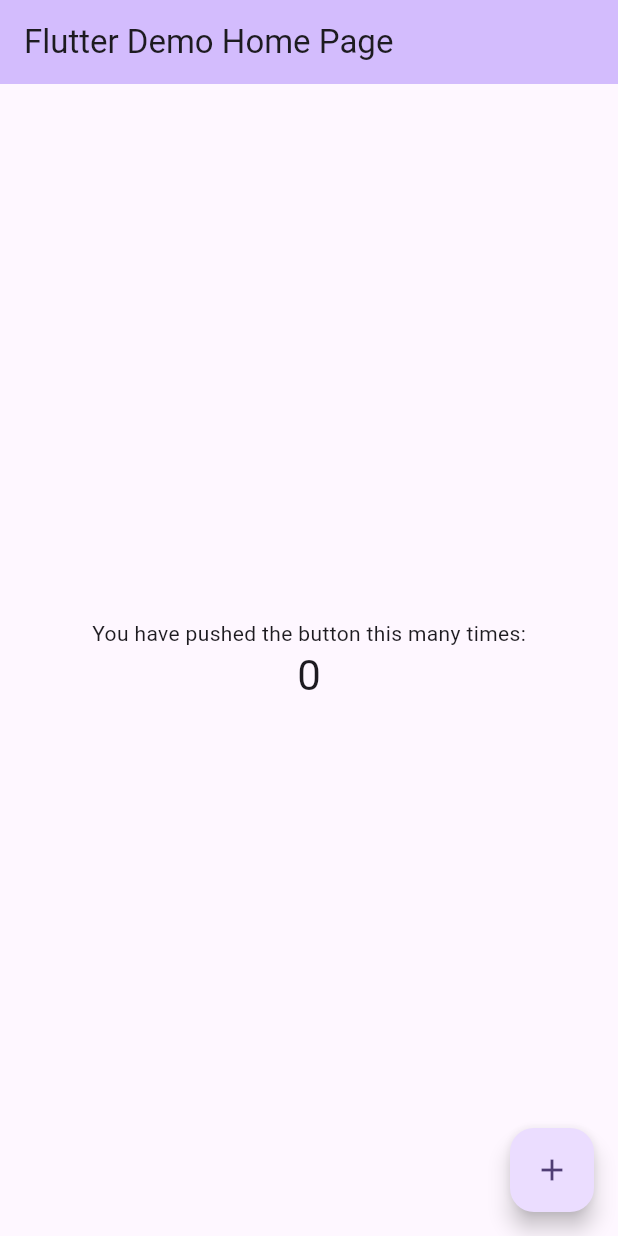
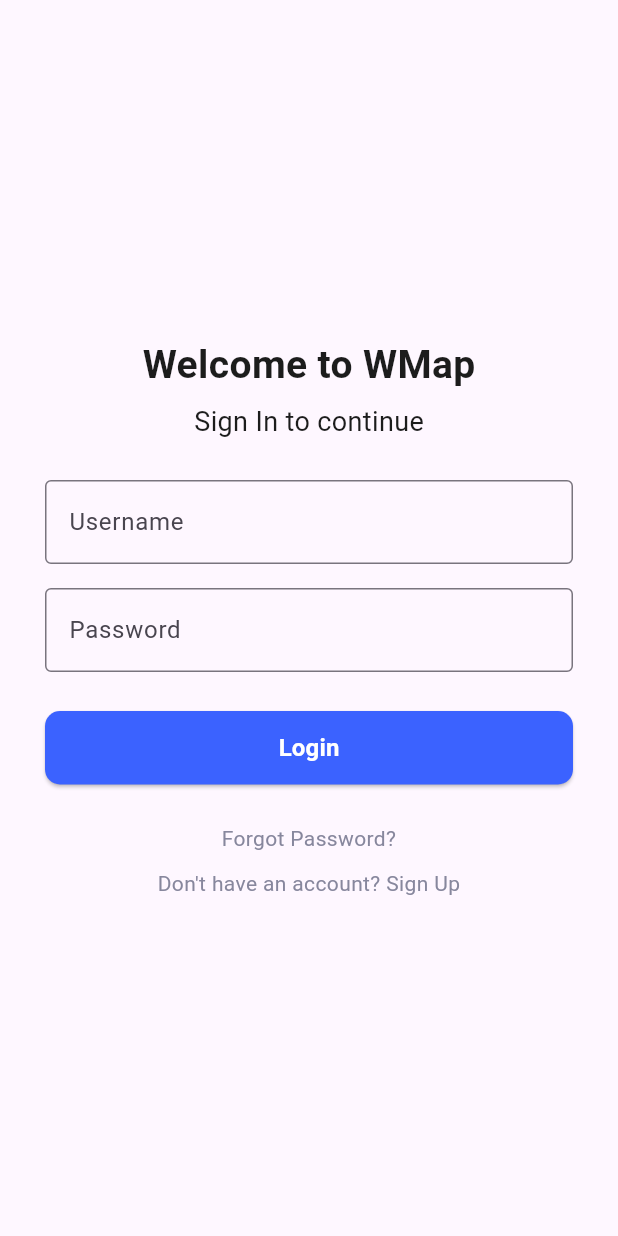
Before and after one commit to SchweizerDiem/WMap, a Flutter app: the screen it shows after launch, on a phone screen of 412 x 824 dp. Run offline on Flutter 3.47's test engine with Material 3 defaults, Android fonts, the phone set to English and light mode, and no system bars; Roboto replaces fonts that are missing (Poppins).

Commit message:
feat(login): Added initial login page

```diff
--- a/app/lib/main.dart
+++ b/app/lib/main.dart
@@ -1,122 +1,136 @@
 import 'package:flutter/material.dart';
 
 void main() {
-  runApp(const MyApp());
+  runApp(MyApp());
 }
 
 class MyApp extends StatelessWidget {
-  const MyApp({super.key});
-
-  // This widget is the root of your application.
   @override
   Widget build(BuildContext context) {
     return MaterialApp(
-      title: 'Flutter Demo',
+      title: 'Login 2025',
       theme: ThemeData(
-        // This is the theme of your application.
-        //
-        // TRY THIS: Try running your application with "flutter run". You'll see
-        // the application has a purple toolbar. Then, without quitting the app,
-        // try changing the seedColor in the colorScheme below to Colors.green
-        // and then invoke "hot reload" (save your changes or press the "hot
-        // reload" button in a Flutter-supported IDE, or press "r" if you used
-        // the command line to start the app).
-        //
-        // Notice that the counter didn't reset back to zero; the application
-        // state is not lost during the reload. To reset the state, use hot
-        // restart instead.
-        //
-        // This works for code too, not just values: Most code changes can be
-        // tested with just a hot reload.
-        colorScheme: ColorScheme.fromSeed(seedColor: Colors.deepPurple),
+        primarySwatch: Colors.blue,
       ),
-      home: const MyHomePage(title: 'Flutter Demo Home Page'),
+      home: LoginPage(),
+      debugShowCheckedModeBanner: false,
     );
   }
 }
 
-class MyHomePage extends StatefulWidget {
-  const MyHomePage({super.key, required this.title});
+class LoginPage extends StatefulWidget {
+  @override
+  _LoginPageState createState() => _LoginPageState();
+}
 
-  // This widget is the home page of your application. It is stateful, meaning
-  // that it has a State object (defined below) that contains fields that affect
-  // how it looks.
-
-  // This class is the configuration for the state. It holds the values (in this
-  // case the title) provided by the parent (in this case the App widget) and
-  // used by the build method of the State. Fields in a Widget subclass are
-  // always marked "final".
-
-  final String title;
+class _LoginPageState extends State<LoginPage> {
+  final _usernameController = TextEditingController();
+  final _passwordController = TextEditingController();
 
   @override
-  State<MyHomePage> createState() => _MyHomePageState();
-}
-
-class _MyHomePageState extends State<MyHomePage> {
-  int _counter = 0;
-
-  void _incrementCounter() {
-    setState(() {
-      // This call to setState tells the Flutter framework that something has
-      // changed in this State, which causes it to rerun the build method below
-      // so that the display can reflect the updated values. If we changed
-      // _counter without calling setState(), then the build method would not be
-      // called again, and so nothing would appear to happen.
-      _counter++;
-    });
+  void dispose() {
+    _usernameController.dispose();
+    _passwordController.dispose();
+    super.dispose();
   }
 
   @override
   Widget build(BuildContext context) {
-    // This method is rerun every time setState is called, for instance as done
-    // by the _incrementCounter method above.
-    //
-    // The Flutter framework has been optimized to make rerunning build methods
-    // fast, so that you can just rebuild anything that needs updating rather
-    // than having to individually change instances of widgets.
     return Scaffold(
-      appBar: AppBar(
-        // TRY THIS: Try changing the color here to a specific color (to
-        // Colors.amber, perhaps?) and trigger a hot reload to see the AppBar
-        // change color while the other colors stay the same.
-        backgroundColor: Theme.of(context).colorScheme.inversePrimary,
-        // Here we take the value from the MyHomePage object that was created by
-        // the App.build method, and use it to set our appbar title.
-        title: Text(widget.title),
-      ),
       body: Center(
-        // Center is a layout widget. It takes a single child and positions it
-        // in the middle of the parent.
-        child: Column(
-          // Column is also a layout widget. It takes a list of children and
-          // arranges them vertically. By default, it sizes itself to fit its
-          // children horizontally, and tries to be as tall as its parent.
-          //
-          // Column has various properties to control how it sizes itself and
-          // how it positions its children. Here we use mainAxisAlignment to
-          // center the children vertically; the main axis here is the vertical
-          // axis because Columns are vertical (the cross axis would be
-          // horizontal).
-          //
-          // TRY THIS: Invoke "debug painting" (choose the "Toggle Debug Paint"
-          // action in the IDE, or press "p" in the console), to see the
-          // wireframe for each widget.
-          mainAxisAlignment: MainAxisAlignment.center,
-          children: <Widget>[
-            const Text('You have pushed the button this many times:'),
-            Text(
-              '$_counter',
-              style: Theme.of(context).textTheme.headlineMedium,
-            ),
-          ],
+        child: Padding(
+          padding: const EdgeInsets.all(30.0),
+          child: Column(
+            mainAxisAlignment: MainAxisAlignment.center,
+            crossAxisAlignment: CrossAxisAlignment.center,
+            children: [
+              Text(
+                'Welcome to WMap',
+                style: TextStyle(
+                  fontFamily: 'Poppins',
+                  fontWeight: FontWeight.bold,
+                  fontSize: 26,
+                  color: Color(0xFF1C1C1C),
+                ),
+              ),
+              SizedBox(height: 6),
+              Text(
+                'Sign In to continue',
+                style: TextStyle(
+                  fontFamily: 'Poppins',
+                  fontWeight: FontWeight.normal,
+                  fontSize: 18,
+                  color: Color(0xFF1C1C1C),
+                ),
+              ),
+              SizedBox(height: 26),
+              TextField(
+                controller: _usernameController,
+                decoration: InputDecoration(
+                  labelText: 'Username',
+                  border: OutlineInputBorder(),
+                ),
+              ),
+              SizedBox(height: 16),
+              TextField(
+                controller: _passwordController,
+                decoration: InputDecoration(
+                  labelText: 'Password',
+                  border: OutlineInputBorder(),
+                ),
+                obscureText: true,
+              ),
+              SizedBox(height: 26),
+              SizedBox(
+                width: double.infinity,
+                height: 49,
+                child: ElevatedButton(
+                  onPressed: () {
+                    // Handle login
+                  },
+                  style: ElevatedButton.styleFrom(
+                    backgroundColor: Color(0xFF3B62FF),
+                    shape: RoundedRectangleBorder(
+                      borderRadius: BorderRadius.circular(10),
+                    ),
+                  ),
+                  child: Text(
+                    'Login',
+                    style: TextStyle(
+                      color: Colors.white,
+                      fontSize: 16,
+                      fontWeight: FontWeight.bold,
+                    ),
+                  ),
+                ),
+              ),
+              SizedBox(height: 26),
+              Center(
+                  child: Text(
+                    'Forgot Password?',
+                    textAlign: TextAlign.center,
+                    style: TextStyle(
+                      fontSize: 14,
+                      color: Color(0xFF87879D),
+                    ),
+                  ),
+              ),
+              SizedBox(height: 10),
+              Center(
+                child: Text(
+                  "Don't have an account? Sign Up",
+                  textAlign: TextAlign.center,
+                  style: TextStyle(
+                    fontFamily: 'Poppins',
+                    fontSize: 14,
+                    color: Color(0xFF87879D),
+                  ),
+                ),
+              )
+            ],
+          ),
         ),
       ),
-      floatingActionButton: FloatingActionButton(
-        onPressed: _incrementCounter,
-        tooltip: 'Increment',
-        child: const Icon(Icons.add),
-      ), // This trailing comma makes auto-formatting nicer for build methods.
     );
   }
 }
```
